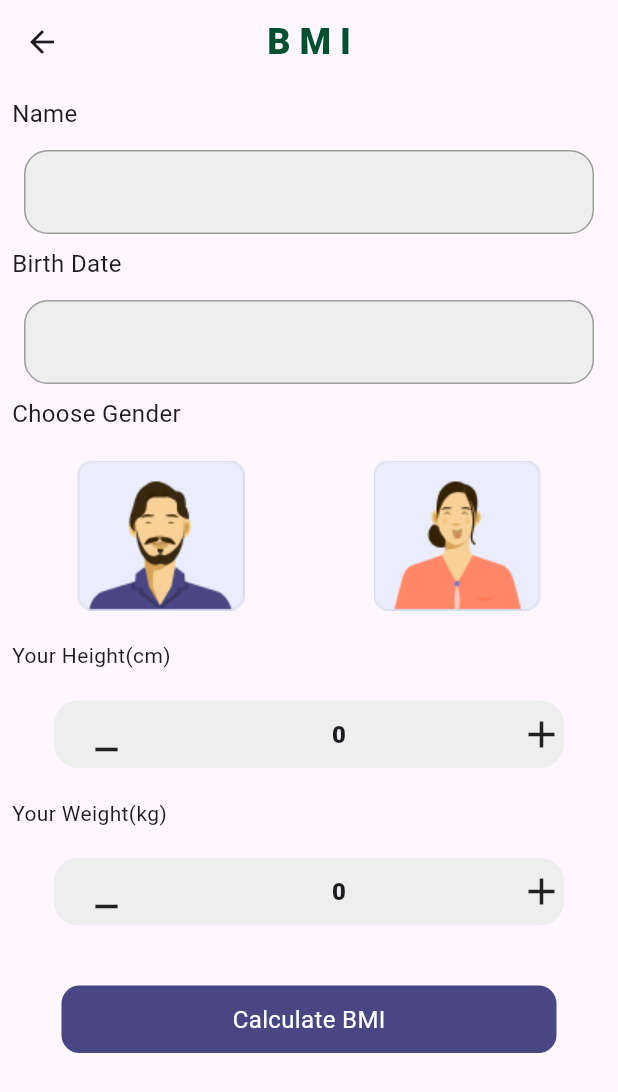
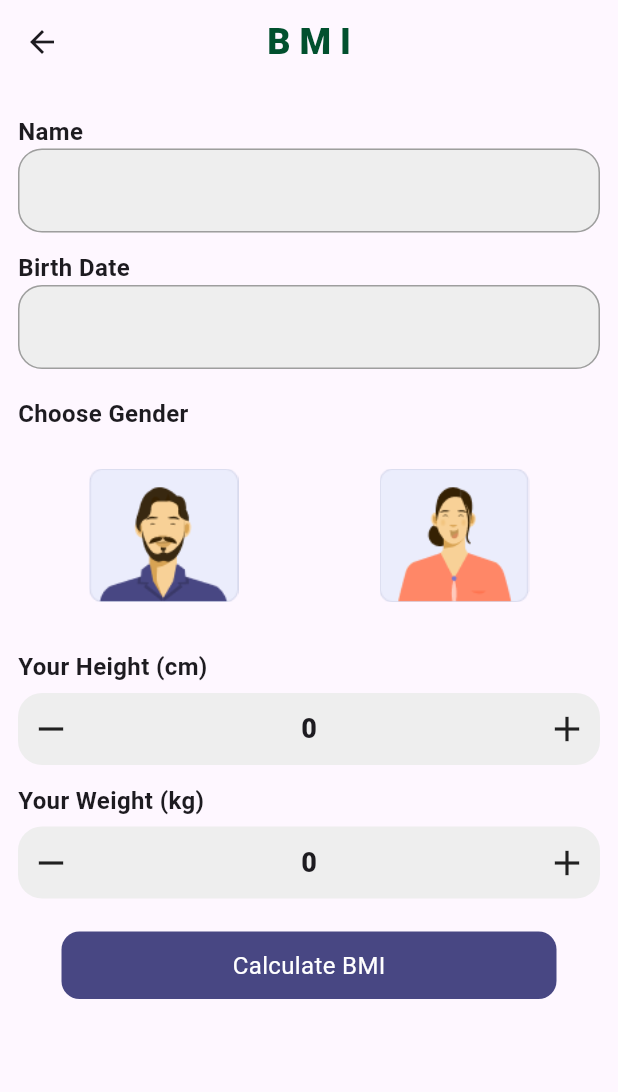
Before and after one commit to Faris-Abozain/bmi_calc, a Flutter app: the InfoScreen screen opened by its route, on a phone screen of 412 x 824 dp. Shown: the top 1092 px of the screen. Run offline on Flutter 3.47's test engine with Material 3 defaults, Android fonts, the phone set to English and light mode, and no system bars; our stand-ins replace dio.

Commit message:
final project

```diff
--- /dev/null
+++ b/lib/core/widgets/build_counter_widget.dart
@@ -0,0 +1,37 @@
+
+import 'package:flutter/material.dart';
+
+Widget buildCounter({
+  required int value,
+  required VoidCallback onDecrement,
+  required VoidCallback onIncrement,
+}) {
+  return Container(
+    height: 48,
+    margin: const EdgeInsets.only(top: 6),
+    decoration: BoxDecoration(
+      color: Colors.grey.shade200,
+      borderRadius: BorderRadius.circular(16),
+    ),
+    child: Row(
+      children: [
+        const SizedBox(width: 8),
+        GestureDetector(onTap: onDecrement, child: const Icon(Icons.remove, size: 28)),
+        const Spacer(),
+        AnimatedSwitcher(
+          duration: const Duration(milliseconds: 250),
+          transitionBuilder: (child, anim) =>
+              ScaleTransition(scale: anim, child: child),
+          child: Text(
+            "$value",
+            key: ValueKey<int>(value),
+            style: const TextStyle(fontSize: 18, fontWeight: FontWeight.w900),
+          ),
+        ),
+        const Spacer(),
+        GestureDetector(onTap: onIncrement, child: const Icon(Icons.add, size: 28)),
+        const SizedBox(width: 8),
+      ],
+    ),
+  );
+}
--- /dev/null
+++ b/lib/core/widgets/custom_choise.dart
@@ -0,0 +1,35 @@
+import 'package:flutter/material.dart';
+
+class CustomChoice extends StatelessWidget {
+  final String imagePath;
+  final bool isSelected;
+  final VoidCallback onTap;
+
+  const CustomChoice({
+    super.key,
+    required this.imagePath,
+    required this.isSelected,
+    required this.onTap, required String label,
+  });
+
+  @override
+  Widget build(BuildContext context) {
+    return GestureDetector(
+      onTap: onTap,
+      child: Container(
+        padding: const EdgeInsets.all(8),
+        decoration: BoxDecoration(
+          border: isSelected
+              ? Border.all(color: Colors.green, width: 3)
+              : null,
+          borderRadius: BorderRadius.circular(16),
+        ),
+        child: Image.asset(
+          imagePath,
+          height: 100,
+          width: 100,
+        ),
+      ),
+    );
+  }
+}
--- a/lib/core/widgets/text_form_widget.dart
+++ b/lib/core/widgets/text_form_widget.dart
@@ -1,24 +1,37 @@
 import 'package:flutter/material.dart';
 
 class TextFormWidget extends StatelessWidget {
+  final bool isDateTime;
+  final TextEditingController controller;
+
   const TextFormWidget({
     super.key,
+    required this.isDateTime,
+    required this.controller, required TextInputType keyboardType,  required String? Function(dynamic v) validator,
   });
 
   @override
   Widget build(BuildContext context) {
     return TextFormField(
+      controller: controller,
+      validator: (value) {
+        if (value == null || value.isEmpty) {
+          return "This field is required";
+        }
+        return null;
+      },
+      keyboardType: isDateTime ? TextInputType.datetime : TextInputType.text,
       decoration: InputDecoration(
-          fillColor: Colors.grey.shade200,
-          filled: true,
-          enabledBorder: OutlineInputBorder(
-              borderSide: BorderSide(color: Colors.grey),
-              borderRadius: BorderRadius.circular(16)
-          ),
-          focusedBorder: OutlineInputBorder(
-              borderSide: BorderSide(color: Colors.grey),
-              borderRadius: BorderRadius.circular(16)
-          )
+        fillColor: Colors.grey.shade200,
+        filled: true,
+        enabledBorder: OutlineInputBorder(
+          borderSide: const BorderSide(color: Colors.grey),
+          borderRadius: BorderRadius.circular(16),
+        ),
+        focusedBorder: OutlineInputBorder(
+          borderSide: const BorderSide(color: Colors.grey),
+          borderRadius: BorderRadius.circular(16),
+        ),
       ),
     );
   }
--- a/lib/screens/presentation/info_screen.dart
+++ b/lib/screens/presentation/info_screen.dart
@@ -2,11 +2,12 @@ import 'package:bmi/core/app_colors.dart';
 import 'package:bmi/core/widgets/CustomWidget.dart';
 import 'package:bmi/core/widgets/text_form_widget.dart';
 import 'package:flutter/material.dart';
-
-import '../../core/widgets/container_widget.dart';
+import '../../core/widgets/build_counter_widget.dart';
+import '../../core/widgets/custom_choise.dart';
+import 'result_screen.dart';
 
 class InfoScreen extends StatefulWidget {
-  static const String routeName="info_screen";
+  static const String routeName = "info_screen";
   const InfoScreen({super.key});
 
   @override
@@ -14,161 +15,145 @@ class InfoScreen extends StatefulWidget {
 }
 
 class _InfoScreenState extends State<InfoScreen> {
-  int height=0;
-  int weight=0;
+  final _formKey = GlobalKey<FormState>();
+
+  final TextEditingController nameController = TextEditingController();
+  final TextEditingController ageController = TextEditingController();
+  int height = 0;
+  int weight = 0;
+  String gender = ""; // male / female
+
+  void _showError(String msg) {
+    ScaffoldMessenger.of(context).showSnackBar(SnackBar(content: Text(msg)));
+  }
+
   @override
   Widget build(BuildContext context) {
-
     return GestureDetector(
       onTap: () => FocusScope.of(context).unfocus(),
       child: Scaffold(
         appBar: AppBar(
-          title: Text(
+          title: const Text(
             "B M I",
             style: TextStyle(
               fontSize: 24,
               fontWeight: FontWeight.w900,
-                color: AppColors.green),
+              color: AppColors.green,
+            ),
           ),
           centerTitle: true,
+          elevation: 0,
+          backgroundColor: Colors.transparent,
         ),
         body: Padding(
-          padding: const EdgeInsets.all(8.0),
+          padding: const EdgeInsets.all(12),
+          child: Form(
+            key: _formKey,
             child: SingleChildScrollView(
               child: Column(
                 crossAxisAlignment: CrossAxisAlignment.start,
                 children: [
-                Row(
-                  children: [
-                    Text("Name",style: TextStyle(fontSize: 16),)
-                  ],
+                  const SizedBox(height: 8),
+                  _buildLabel("Name"),
+                  TextFormWidget(
+                    keyboardType: TextInputType.text,
+                    isDateTime: false,
+                    controller: nameController,
+                    validator: (v) =>
+                    (v == null || v.trim().isEmpty) ? "Enter your name" : null,
                   ),
-                SizedBox(height: 5,),
-                Padding(
-                  padding: const EdgeInsets.all(8.0),
-                  child: TextFormWidget(),
-                ), Row(
-                  children: [
-                    Text("Birth Date",style: TextStyle(fontSize: 16),)
-                  ],
+                  const SizedBox(height: 12),
+
+                  _buildLabel("Birth Date"),
+                  TextFormWidget(
+                    isDateTime: false,
+                    controller: ageController,
+                    keyboardType: TextInputType.number,
+                    validator: (v) =>
+                    (v == null || v.trim().isEmpty) ? "Enter your age" : null,
                   ),
-                SizedBox(height: 5,),
-                Padding(
-                  padding: const EdgeInsets.all(8.0),
-                  child: TextFormWidget()
-                ),
-                Text("Choose Gender",style: TextStyle(fontSize: 16),),
-                SizedBox(height: 20,),
+
+                  const SizedBox(height: 18),
+                  _buildLabel("Choose Gender"),
+                  const SizedBox(height: 12),
                   Row(
                     mainAxisAlignment: MainAxisAlignment.spaceAround,
                     children: [
-                    Image.asset("assets/images/male.png"),
-                    Image.asset("assets/images/female.png"),
+                      CustomChoice(
+                        imagePath: "assets/images/male.png",
+                        isSelected: gender == "male",
+                        label: "Male",
+                        onTap: () => setState(() => gender = "male"),
+                      ),
+                      CustomChoice(
+                        imagePath: "assets/images/female.png",
+                        isSelected: gender == "female",
+                        label: "Female",
+                        onTap: () => setState(() => gender = "female"),
+                      ),
                     ],
                   ),
-                SizedBox(height: 20,),
-                Row(
-                  children: [
-                    Text("Your Height(cm)")
+
+                  const SizedBox(height: 18),
+                  _buildLabel("Your Height (cm)"),
+                  buildCounter(
+                    value: height,
+                    onDecrement: () => setState(() {
+                      if (height > 0) height--;
+                    }),
+                    onIncrement: () => setState(() => height++),
+                  ),
+
+                  const SizedBox(height: 12),
+                  _buildLabel("Your Weight (kg)"),
+                  buildCounter(
+                    value: weight,
+                    onDecrement: () => setState(() {
+                      if (weight > 0) weight--;
+                    }),
+                    onIncrement: () => setState(() => weight++),
+                  ),
+
+                  const SizedBox(height: 22),
+                  Center(
+                    child: InkWell(
+                      onTap: () {
+                        if (!_formKey.currentState!.validate()) return;
+                        if (gender.isEmpty) return _showError("Please choose gender");
+                        if (height <= 0 || weight <= 0) {
+                          return _showError("Please set height & weight");
+                        }
+
+                        Navigator.pushNamed(
+                          context,
+                          ResultScreen.routeName,
+                          arguments: {
+                            "name": nameController.text.trim(),
+                            "age": int.tryParse(ageController.text.trim()) ?? 0,
+                            "gender": gender,
+                            "height": height.toDouble(),
+                            "weight": weight.toDouble(),
+                          },
+                        );
+                      },
+                      child:  CustomWidget(text: "Calculate BMI"),
+                    ),
+                  ),
                 ],
               ),
-                Padding(
-              padding: const EdgeInsets.all(20.0),
-              child: Center(
-                child: Container(
-                  height: 45,
-                  width: 340,
-                  decoration: BoxDecoration(
-                      color: Colors.grey.shade200,
-                      borderRadius: BorderRadius.circular(16)
-
-                  ),
-                  child: Row(
-                    children: [
-                      Padding(
-                        padding: const EdgeInsets.symmetric(
-                            vertical: 0, horizontal: 20),
-                        child: GestureDetector(
-                            onTap: () {
-                              setState(() {
-                                if(height>0){
-                                  height--;
-                                }else{
-                                  return;
-                                }
-                              });
-                            },
-                            child: Icon(Icons.minimize, size: 30,)),
-                      ),
-                      Spacer(),
-                      Center(child: Text(height.toString(),style: TextStyle(fontSize: 16,fontWeight: FontWeight.w900),)),
-                      Spacer(),
-                      GestureDetector(
-                          onTap: () {
-                            setState(() {
-                              height++;
-                            });
-                          },
-                          child: Icon(Icons.add, size: 30,))
-                    ],
-                  ),
-                ),
-              ),
-            ),
-                Row(
-                  children: [
-                    Text("Your Weight(kg)"),
-                  ],
-                ),
-                Padding(
-            padding: const EdgeInsets.all(20.0),
-            child: Center(
-              child: Container(
-                height: 45,
-                width: 340,
-                decoration: BoxDecoration(
-                    color: Colors.grey.shade200,
-                    borderRadius: BorderRadius.circular(16)
-
-                ),
-                child: Row(
-                  children: [
-                    Padding(
-                      padding: const EdgeInsets.symmetric(
-                          vertical: 0, horizontal: 20),
-                      child: GestureDetector(
-                          onTap: () {
-                            setState(() {
-                              if(weight>0){
-                                weight--;
-                              }else{
-                                return;
-                              }
-                            });
-                          },
-                          child: Icon(Icons.minimize, size: 30,)),
-                    ), Spacer(),
-                    Text(weight.toString(),style: TextStyle(fontSize: 16,fontWeight: FontWeight.w900),),
-                    Spacer(),
-                    GestureDetector(
-                        onTap: () {
-                          setState(() {
-                            weight++;
-                          });
-                        },
-                        child: Icon(Icons.add, size: 30,))
-                  ],
-                ),
-              ),
-            ),
-                    ),
-                SizedBox(height: 20,),
-                Center(child: CustomWidget(text: "Calculate BMI"))
-              ],
             ),
           ),
         ),
       ),
     );
   }
+
+  Widget _buildLabel(String text) {
+    return Text(
+      text,
+      style: const TextStyle(fontSize: 16, fontWeight: FontWeight.w600),
+    );
   }
+
+
+}
--- a/pubspec.yaml
+++ b/pubspec.yaml
@@ -34,6 +34,7 @@ dependencies:
   # The following adds the Cupertino Icons font to your application.
   # Use with the CupertinoIcons class for iOS style icons.
   cupertino_icons: ^1.0.8
+  dio:
 
 dev_dependencies:
   flutter_test:
```
Also changed, not shown: lib/api_manger/calc_bmi.dart (added, +38 -0 lines), lib/main.dart (+8 -7 lines), lib/models/bmi_model.dart (added, +39 -0 lines), lib/screens/presentation/result_screen.dart (added, +218 -0 lines), assets/images/Vector (2).png (added), pubspec.lock (deleted). Lines whose indentation alone changed are shown as unchanged.
